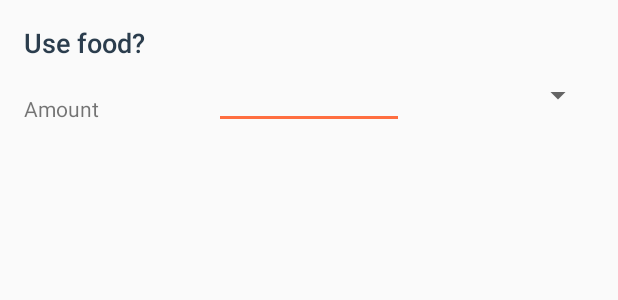
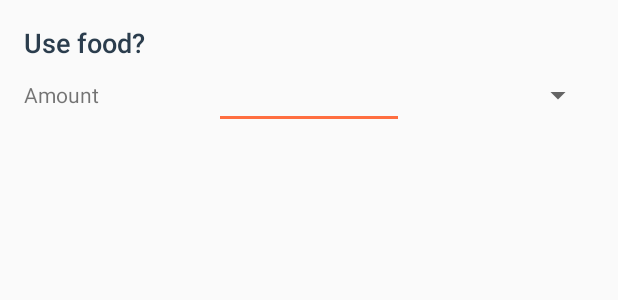
Before and after one commit to Dietmar-Franken/MyFridge, an Android app: the layout use_food_dialog.xml on its own in the app's theme, with its tools: preview values and no code run, on a phone screen of 412 x 824 dp. Shown: the top 300 px of the screen. Run offline under Robolectric (Android 15) with nearby library versions, the phone set to English and light mode, and no system bars.

Commit message:
Gravity fix

```diff
--- a/app/src/main/res/layout/use_food_dialog.xml
+++ b/app/src/main/res/layout/use_food_dialog.xml
@@ -21,7 +21,7 @@
             android:layout_width="0dp"
             android:layout_weight="1"
             android:layout_height="wrap_content"
-            android:layout_marginTop="8dp"
+            android:layout_gravity="center_vertical"
             android:text="@string/label_amount"/>
 
         <EditText
```
